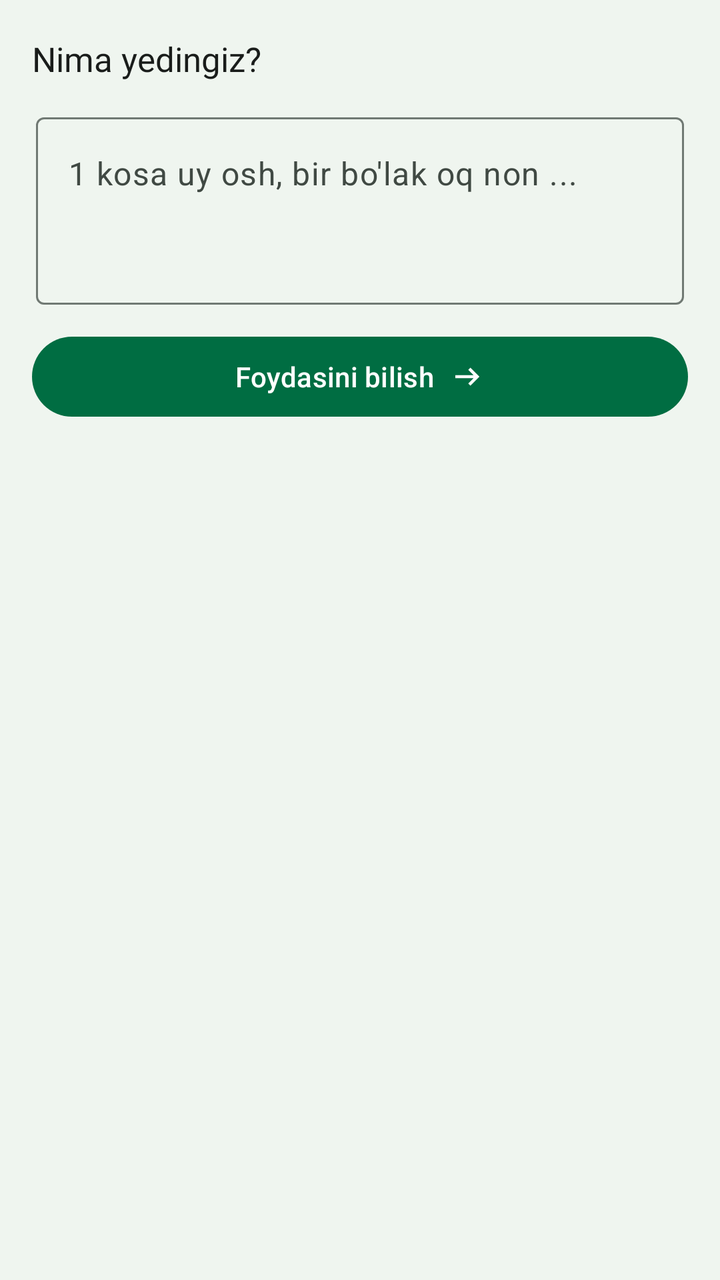
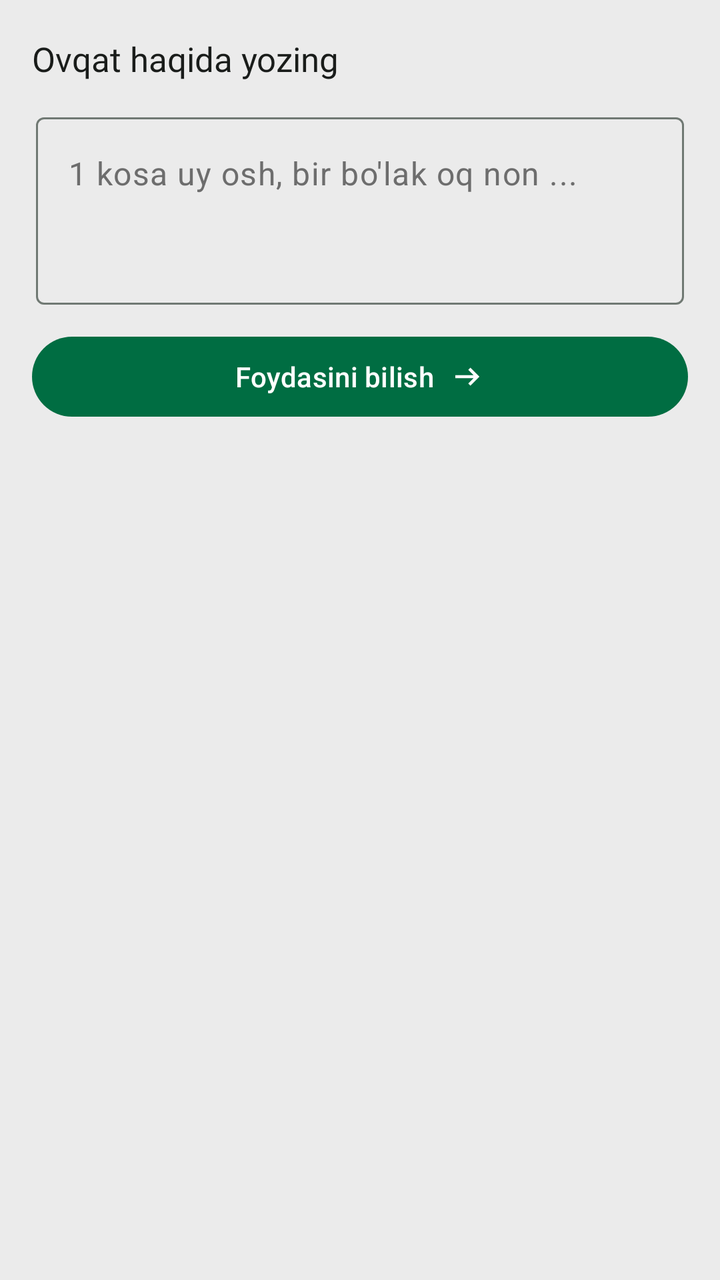

Before-and-after screenshots of an Android layout around one commit, followed by the original layout XML and the change that was made.
<!-- AndroidManifest.xml: application theme Theme.Ozamiz -->
<!-- res/layout/bottom_sheet_log_food_text_input.xml -->
<?xml version="1.0" encoding="utf-8"?>
<LinearLayout xmlns:android="http://schemas.android.com/apk/res/android"
    xmlns:app="http://schemas.android.com/apk/res-auto"
    android:layout_width="match_parent"
    android:layout_height="wrap_content"
    android:background="?colorSurfaceContainer"
    android:orientation="vertical"
    android:paddingBottom="16dp">

    <TextView
        style="@style/Title3_17"
        android:layout_marginVertical="@dimen/dimen_18"
        android:layout_width="match_parent"
        android:layout_height="wrap_content"
        android:layout_marginHorizontal="16dp"
        android:text="Nima yedingiz?"
        android:textColor="?colorOnSurface" />

        <com.google.android.material.textfield.TextInputLayout
            android:id="@+id/text_input_layout_description"
            android:layout_width="match_parent"
            android:layout_marginHorizontal="@dimen/dimen_18"
            android:layout_height="wrap_content"
            app:hintEnabled="false">

            <com.google.android.material.textfield.TextInputEditText
                android:id="@+id/input_description"
                android:layout_width="match_parent"
                android:layout_height="wrap_content"
                android:gravity="top"
                android:hint="1 kosa uy osh, bir bo'lak oq non ..."
                android:minLines="3"
                android:textColorHint="?colorOnSurfaceVariant"
                android:textSize="16sp" />
        </com.google.android.material.textfield.TextInputLayout>

    <com.google.android.material.button.MaterialButton
        android:id="@+id/button_analyze_and_save"
        android:layout_width="match_parent"
        android:layout_height="wrap_content"
        android:layout_marginTop="@dimen/dimen_12"
        android:layout_marginHorizontal="16dp"
        android:text="Foydasini bilish"
        app:icon="@drawable/arrow_right"
        app:iconGravity="textEnd" />

</LinearLayout>
<!-- resources referenced by this layout -->
<resources>
  <dimen name="dimen_12">12dp</dimen>
  <dimen name="dimen_18">18dp</dimen>
  <style name="Base.Ozamiz" parent="Theme.Material3.Light.NoActionBar">
          
          <item name="backgroundColor">@color/md_theme_light_surfaceContainer</item>
          <item name="android:windowBackground">@color/md_theme_light_surfaceContainer</item>
          <item name="android:statusBarColor">@color/md_theme_light_surfaceContainer</item>
          <item name="android:windowLightStatusBar">true</item>
  
          
          <item name="colorPrimary">@color/md_theme_light_primary</item>
          <item name="colorOnPrimary">@color/md_theme_light_onPrimary</item>
          <item name="colorPrimaryContainer">@color/md_theme_light_primaryContainer</item>
          <item name="colorOnPrimaryContainer">@color/md_theme_light_onPrimaryContainer</item>
  
          
          <item name="colorSecondary">@color/md_theme_light_secondary</item>
          <item name="colorOnSecondary">@color/md_theme_light_onSecondary</item>
          <item name="colorSecondaryContainer">@color/md_theme_light_secondaryContainer</item>
          <item name="colorOnSecondaryContainer">@color/md_theme_light_onSecondaryContainer</item>
  
          
          <item name="colorTertiary">@color/md_theme_light_tertiary</item>
          <item name="colorOnTertiary">@color/md_theme_light_onTertiary</item>
          <item name="colorTertiaryContainer">@color/md_theme_light_tertiaryContainer</item>
          <item name="colorOnTertiaryContainer">@color/md_theme_light_onTertiaryContainer</item>
  
          
          <item name="colorError">@color/md_theme_light_error</item>
          <item name="colorOnError">@color/md_theme_light_onError</item>
          <item name="colorErrorContainer">@color/md_theme_light_errorContainer</item>
          <item name="colorOnErrorContainer">@color/md_theme_light_onErrorContainer</item>
  
          
          <item name="colorSurface">@color/md_theme_light_surface</item>
          <item name="colorOnSurface">@color/md_theme_light_onSurface</item>
          <item name="colorSurfaceVariant">@color/md_theme_light_surfaceVariant</item>
          <item name="colorOnSurfaceVariant">@color/md_theme_light_onSurfaceVariant</item>
          <item name="colorOutline">@color/md_theme_light_outline</item>
          <item name="colorOutlineVariant">#C2C8C2</item>
  
          
          <item name="colorSurfaceContainerLowest">@color/md_theme_light_surfaceContainerLowest</item>
          <item name="colorSurfaceContainerLow">@color/md_theme_light_surfaceContainerLow</item>
          <item name="colorSurfaceContainer">@color/md_theme_light_surfaceContainer</item>
          <item name="colorSurfaceContainerHigh">@color/md_theme_light_surfaceContainerHigh</item>
          <item name="colorSurfaceContainerHighest">@color/md_theme_light_surfaceContainerHighest</item>
  
          
          <item name="colorSurfaceInverse">#2E312F</item>
          <item name="colorOnSurfaceInverse">#F0F5F1</item>
  
          
          <item name="contentScrim">#000000</item>
          <item name="android:shadowColor">#006D42</item>
  
          
          <item name="customGreen">#006D42</item>
          <item name="customYellow">#FFB116</item>
      </style>
  <color name="md_theme_light_surfaceContainer">#EFF5EF</color>
  <color name="md_theme_light_primary">#006D42</color>
  <color name="md_theme_light_onPrimary">#FFFFFF</color>
  <color name="md_theme_light_secondary">#4F6353</color>
  <color name="md_theme_light_tertiary">#3A646F</color>
  <color name="md_theme_light_error">#BA1A1A</color>
  <color name="md_theme_light_onError">#FFFFFF</color>
  <color name="md_theme_light_surface">#FBFDF9</color>
  <color name="md_theme_light_onSurface">#191C1A</color>
  <color name="md_theme_light_onSurfaceVariant">#404943</color>
  <color name="md_theme_light_outline">#707973</color>
  <color name="md_theme_light_surfaceContainerLow">#F5FBF5</color>
  <color name="md_theme_light_surfaceContainerHigh">#E9EFE9</color>
  <color name="md_theme_light_surfaceContainerHighest">#E3E9E3</color>
  <!-- unchanged entries left out for length: 15 -->
</resources>

<!-- the commit's change to res/layout/bottom_sheet_log_food_text_input.xml (unified diff, before → after) -->
@@ -13,7 +13,7 @@
         android:layout_width="match_parent"
         android:layout_height="wrap_content"
         android:layout_marginHorizontal="16dp"
-        android:text="Nima yedingiz?"
+        android:text="Ovqat haqida yozing"
         android:textColor="?colorOnSurface" />
 
         <com.google.android.material.textfield.TextInputLayout
<!-- resource entries referenced after the edit -->
@@ -33,11 +33,10 @@
           <item name="colorErrorContainer">@color/md_theme_light_errorContainer</item>
           <item name="colorOnErrorContainer">@color/md_theme_light_onErrorContainer</item>
   
-          
           <item name="colorSurface">@color/md_theme_light_surface</item>
           <item name="colorOnSurface">@color/md_theme_light_onSurface</item>
           <item name="colorSurfaceVariant">@color/md_theme_light_surfaceVariant</item>
-          <item name="colorOnSurfaceVariant">@color/md_theme_light_onSurfaceVariant</item>
+          <item name="colorOnSurfaceVariant">#6D6D6D</item>
           <item name="colorOutline">@color/md_theme_light_outline</item>
           <item name="colorOutlineVariant">#C2C8C2</item>
   
@@ -60,7 +59,7 @@
           <item name="customGreen">#006D42</item>
           <item name="customYellow">#FFB116</item>
       </style>
-  <color name="md_theme_light_surfaceContainer">#EFF5EF</color>
+  <color name="md_theme_light_surfaceContainer">#EBEBEB</color>
   <color name="md_theme_light_primary">#006D42</color>
   <color name="md_theme_light_onPrimary">#FFFFFF</color>
   <color name="md_theme_light_secondary">#4F6353</color>
@@ -69,11 +68,10 @@
   <color name="md_theme_light_onError">#FFFFFF</color>
   <color name="md_theme_light_surface">#FBFDF9</color>
   <color name="md_theme_light_onSurface">#191C1A</color>
-  <color name="md_theme_light_onSurfaceVariant">#404943</color>
   <color name="md_theme_light_outline">#707973</color>
-  <color name="md_theme_light_surfaceContainerLow">#F5FBF5</color>
-  <color name="md_theme_light_surfaceContainerHigh">#E9EFE9</color>
-  <color name="md_theme_light_surfaceContainerHighest">#E3E9E3</color>
+  <color name="md_theme_light_surfaceContainerLow">#F8F8F8</color>
+  <color name="md_theme_light_surfaceContainerHigh">#F1F1F1</color>
+  <color name="md_theme_light_surfaceContainerHighest">#E6E6E6</color>
   <!-- unchanged entries left out for length: 15 -->
 </resources>
 
